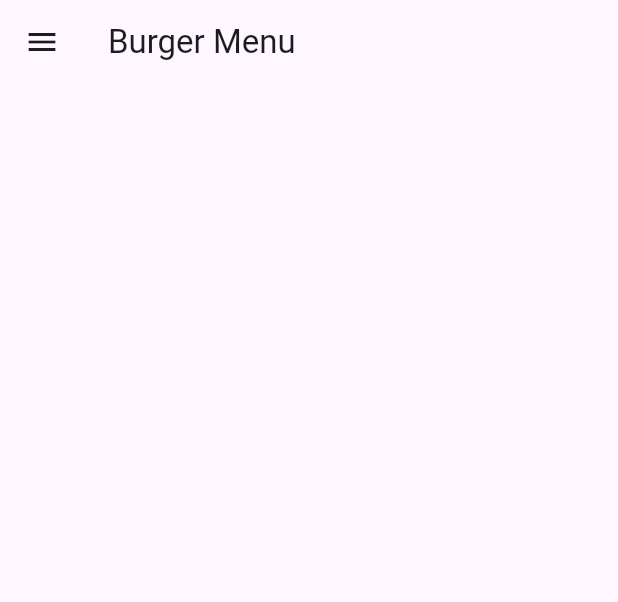
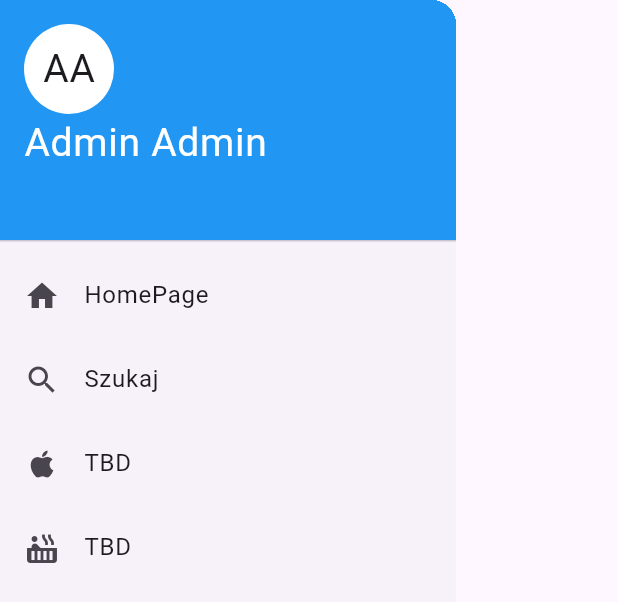
Before and after one commit to jarek420/IPZ, a Flutter app: the BurgerMenu widget shown alone on an empty page, opened directly, on a phone screen of 412 x 824 dp. Shown: the top 602 px of the screen. Run offline on Flutter 3.47's test engine with Material 3 defaults, Android fonts, the phone set to English and light mode, and no system bars.

Commit message:
Integrated basic burgerMenu with MainPage

```diff
--- a/ipz_parkinghunter/lib/Pages/BurgerMenu.dart
+++ b/ipz_parkinghunter/lib/Pages/BurgerMenu.dart
@@ -1,30 +1,74 @@
 import 'package:flutter/material.dart';
 
-class BurgerMenu extends StatefulWidget {
-  const BurgerMenu({ Key? key}) : super(key: key);
-    @override
-    _BurgerMenustate createState() => _BurgerMenustate();
-  }
+class BurgerMenu extends StatelessWidget {
+  @override
+  Widget build(BuildContext context) {
+    return Drawer(
+      child: ListView(
+        children: [
+          DrawerHeader(                                     //About user in sidebar
+            decoration: BoxDecoration(color: Colors.blue),
+            child: Column(
+              crossAxisAlignment: CrossAxisAlignment.start, //Circle cut and align "AA" to the left top
+              children: [
+                Container(
+                  height: 60,
+                  width: 60,
+                  decoration: BoxDecoration(
+                      borderRadius: BorderRadius.circular(30),
+                      color: Colors.white),
+                  child: Center(
+                    child: Text(
+                      "AA",
+                      style: TextStyle(fontSize: 26),
+                    ),
+                  ),
+                ),
+                Text(
+                  "Admin Admin",
+                  style: TextStyle(color: Colors.white, fontSize: 26),
+                )
+              ],
+            ),
+          ),
+          ListTile(
+            onTap: () {
+                                      // Onetap underline
+              Navigator.pop(context); // Closes sidebar
+              //TBD
+            },
+            leading: Icon(Icons.home),
+            title: Text("HomePage", style: TextStyle(fontSize: 16)),
+          ),
+          ListTile(
+            onTap: () {
+                                      //
+              Navigator.pop(context); //
+              //TBD
+            },
+            leading: Icon(Icons.search),
+            title: Text("Szukaj", style: TextStyle(fontSize: 16)),
+          ),
+          ListTile(
+            onTap: () {
+                                      //
+              Navigator.pop(context); //
+              // TBD
+            },
+            leading: Icon(Icons.apple_rounded),
+            title: Text("TBD", style: TextStyle(fontSize: 16)),
+          ),
+          ListTile(
+            onTap: () {
 
+              Navigator.pop(context);
 
-class _BurgerMenustate extends State<BurgerMenu> {
-  @override
-  Widget build(BuildContext context){
-    return Scaffold(
-      appBar: AppBar(title: Text("Burger Menu")),
-      drawer: Drawer(child: ListView(
-        children: [
-          DrawerHeader(
-            decoration: BoxDecoration(color: Colors.blue),
-            child: Column())
+            },
+            leading: Icon(Icons.hot_tub),
+            title: Text("TBD", style: TextStyle(fontSize: 16)),
+          ),
         ],
-      )),
-      body: Container(),
-
-
+      ),
     );
   }
-
-
-
 }
--- a/ipz_parkinghunter/lib/main.dart
+++ b/ipz_parkinghunter/lib/main.dart
@@ -1,4 +1,5 @@
 import 'package:flutter/material.dart';
+import 'package:ipz_parkinghunter/Pages/BurgerMenu.dart';
 import 'Pages/login_view.dart';
 import 'Pages/MainPage_view.dart';
 
```
Also changed, not shown: ipz_parkinghunter/lib/Pages/MainPage_view.dart (+2 -20 lines).
